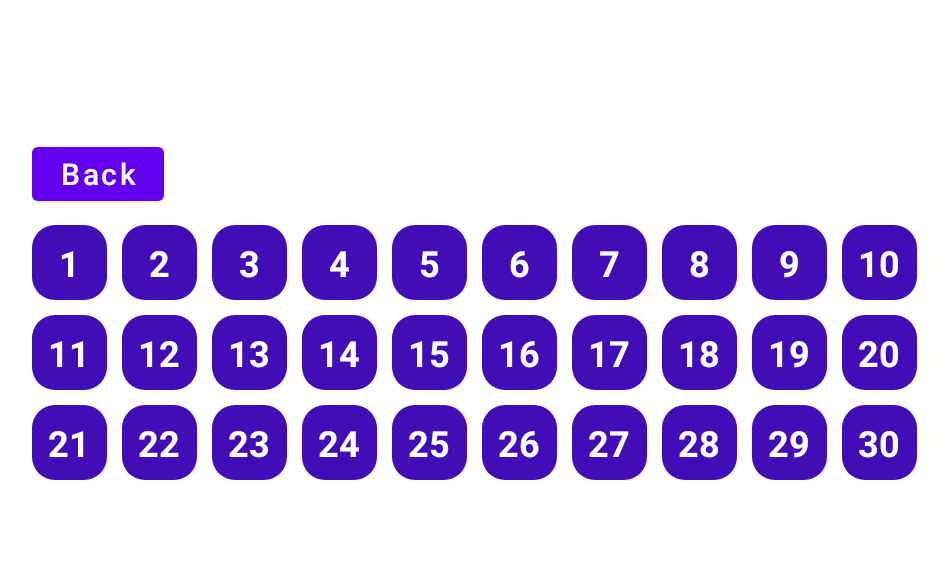
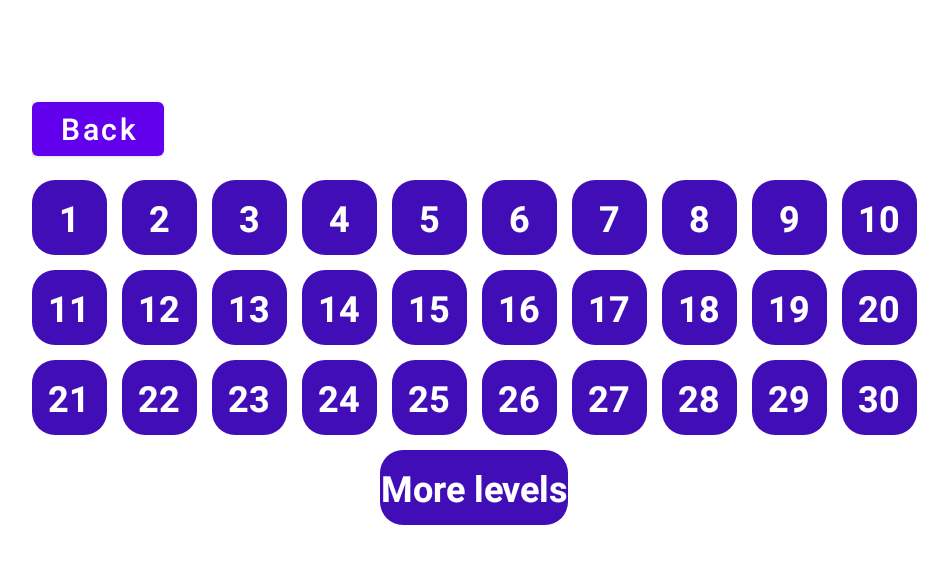
Before and after one commit to Dyaika/FilterGame, an Android app: the LevelsActivity screen opened directly, with no data from a screen before it, on a phone screen of 824 x 412 dp (held sideways). Shown: the top 564 px of the screen, without its empty margins (136-1084 px from the left). Run offline under Robolectric (Android 15) with nearby library versions, the phone set to English and light mode, and no system bars.

Commit message:
добавил активность доп уровней без логики

```diff
--- a/app/src/main/java/com/example/filtergame/LevelsActivity.java
+++ b/app/src/main/java/com/example/filtergame/LevelsActivity.java
@@ -40,7 +40,7 @@ public class LevelsActivity extends AppCompatActivity {
                 }
             }
         });
-        TextView lvl1 = (TextView)findViewById(R.id.textViewHint);
+        TextView lvl1 = (TextView)findViewById(R.id.lvl1);
         lvl1.setOnClickListener(new View.OnClickListener() {
             @Override
             public void onClick(View v) {
@@ -53,6 +53,16 @@ public class LevelsActivity extends AppCompatActivity {
                 }
             }
         });
+        TextView more_levels = (TextView)findViewById(R.id.moreLevels);
+        more_levels.setOnClickListener(v -> {
+            try{
+                Intent more_levels_intent = new Intent(LevelsActivity.this, MoreLevelsActivity.class);
+                startActivity(more_levels_intent);
+                finish();
+            }catch (Exception e){
+
+            }
+        });
         Window window = getWindow();
         window.setFlags(WindowManager.LayoutParams.FLAG_FULLSCREEN, WindowManager.LayoutParams.FLAG_FULLSCREEN);
     }
--- a/app/src/main/res/layout/activity_levels.xml
+++ b/app/src/main/res/layout/activity_levels.xml
@@ -56,7 +56,7 @@
 
 
                         <TextView
-                            android:id="@+id/textViewHint"
+                            android:id="@+id/lvl1"
                             android:layout_width="50dp"
                             android:layout_height="50dp"
                             android:layout_marginRight="10dp"
@@ -68,7 +68,7 @@
                             android:textStyle="bold" />
 
                         <TextView
-                            android:id="@+id/textView2"
+                            android:id="@+id/lvl2"
                             android:layout_width="50dp"
                             android:layout_height="50dp"
                             android:layout_marginRight="10dp"
@@ -80,7 +80,7 @@
                             android:textStyle="bold" />
 
                         <TextView
-                            android:id="@+id/textView3"
+                            android:id="@+id/lvl3"
                             android:layout_width="50dp"
                             android:layout_height="50dp"
                             android:layout_marginRight="10dp"
@@ -92,7 +92,7 @@
                             android:textStyle="bold" />
 
                         <TextView
-                            android:id="@+id/textView4"
+                            android:id="@+id/lvl4"
                             android:layout_width="50dp"
                             android:layout_height="50dp"
                             android:layout_marginRight="10dp"
@@ -104,7 +104,7 @@
                             android:textStyle="bold" />
 
                         <TextView
-                            android:id="@+id/textView5"
+                            android:id="@+id/lvl5"
                             android:layout_width="50dp"
                             android:layout_height="50dp"
                             android:layout_marginRight="10dp"
@@ -116,7 +116,7 @@
                             android:textStyle="bold" />
 
                         <TextView
-                            android:id="@+id/textView6"
+                            android:id="@+id/lvl6"
                             android:layout_width="50dp"
                             android:layout_height="50dp"
                             android:layout_marginRight="10dp"
@@ -128,7 +128,7 @@
                             android:textStyle="bold" />
 
                         <TextView
-                            android:id="@+id/textView7"
+                            android:id="@+id/lvl7"
                             android:layout_width="50dp"
                             android:layout_height="50dp"
                             android:layout_marginRight="10dp"
@@ -140,7 +140,7 @@
                             android:textStyle="bold" />
 
                         <TextView
-                            android:id="@+id/textView8"
+                            android:id="@+id/lvl8"
                             android:layout_width="50dp"
                             android:layout_height="50dp"
                             android:layout_marginRight="10dp"
@@ -152,7 +152,7 @@
                             android:textStyle="bold" />
 
                         <TextView
-                            android:id="@+id/textView9"
+                            android:id="@+id/lvl9"
                             android:layout_width="50dp"
                             android:layout_height="50dp"
                             android:layout_marginRight="10dp"
@@ -164,7 +164,7 @@
                             android:textStyle="bold" />
 
                         <TextView
-                            android:id="@+id/textView10"
+                            android:id="@+id/lvl10"
                             android:layout_width="50dp"
                             android:layout_height="50dp"
                             android:layout_marginRight="10dp"
@@ -184,7 +184,7 @@
                         android:orientation="horizontal">
 
                         <TextView
-                            android:id="@+id/textView11"
+                            android:id="@+id/lvl11"
                             android:layout_width="50dp"
                             android:layout_height="50dp"
                             android:layout_marginRight="10dp"
@@ -196,7 +196,7 @@
                             android:textStyle="bold" />
 
                         <TextView
-                            android:id="@+id/textView12"
+                            android:id="@+id/lvl12"
                             android:layout_width="50dp"
                             android:layout_height="50dp"
                             android:layout_marginRight="10dp"
@@ -208,7 +208,7 @@
                             android:textStyle="bold" />
 
                         <TextView
-                            android:id="@+id/textView13"
+                            android:id="@+id/lvl13"
                             android:layout_width="50dp"
                             android:layout_height="50dp"
                             android:layout_marginRight="10dp"
@@ -220,7 +220,7 @@
                             android:textStyle="bold" />
 
                         <TextView
-                            android:id="@+id/textView14"
+                            android:id="@+id/lvl14"
                             android:layout_width="50dp"
                             android:layout_height="50dp"
                             android:layout_marginRight="10dp"
@@ -232,7 +232,7 @@
                             android:textStyle="bold" />
 
                         <TextView
-                            android:id="@+id/textView15"
+                            android:id="@+id/lvl15"
                             android:layout_width="50dp"
                             android:layout_height="50dp"
                             android:layout_marginRight="10dp"
@@ -244,7 +244,7 @@
                             android:textStyle="bold" />
 
                         <TextView
-                            android:id="@+id/textView16"
+                            android:id="@+id/lvl16"
                             android:layout_width="50dp"
                             android:layout_height="50dp"
                             android:layout_marginRight="10dp"
@@ -256,7 +256,7 @@
                             android:textStyle="bold" />
 
                         <TextView
-                            android:id="@+id/textView17"
+                            android:id="@+id/lvl17"
                             android:layout_width="50dp"
                             android:layout_height="50dp"
                             android:layout_marginRight="10dp"
@@ -268,7 +268,7 @@
                             android:textStyle="bold" />
 
                         <TextView
-                            android:id="@+id/textView18"
+                            android:id="@+id/lvl18"
                             android:layout_width="50dp"
                             android:layout_height="50dp"
                             android:layout_marginRight="10dp"
@@ -280,7 +280,7 @@
                             android:textStyle="bold" />
 
                         <TextView
-                            android:id="@+id/textView19"
+                            android:id="@+id/lvl19"
                             android:layout_width="50dp"
                             android:layout_height="50dp"
                             android:layout_marginRight="10dp"
@@ -292,7 +292,7 @@
                             android:textStyle="bold" />
 
                         <TextView
-                            android:id="@+id/textView20"
+                            android:id="@+id/lvl20"
                             android:layout_width="50dp"
                             android:layout_height="50dp"
                             android:layout_marginRight="10dp"
@@ -312,7 +312,7 @@
                         android:orientation="horizontal">
 
                         <TextView
-                            android:id="@+id/textView21"
+                            android:id="@+id/lvl21"
                             android:layout_width="50dp"
                             android:layout_height="50dp"
                             android:layout_marginRight="10dp"
@@ -324,7 +324,7 @@
                             android:textStyle="bold" />
 
                         <TextView
-                            android:id="@+id/textView22"
+                            android:id="@+id/lvl22"
                             android:layout_width="50dp"
                             android:layout_height="50dp"
                             android:layout_marginRight="10dp"
@@ -336,7 +336,7 @@
                             android:textStyle="bold" />
 
                         <TextView
-                            android:id="@+id/textView23"
+                            android:id="@+id/lvl23"
                             android:layout_width="50dp"
                             android:layout_height="50dp"
                             android:layout_marginRight="10dp"
@@ -348,7 +348,7 @@
                             android:textStyle="bold" />
 
                         <TextView
-                            android:id="@+id/textView24"
+                            android:id="@+id/lvl24"
                             android:layout_width="50dp"
                             android:layout_height="50dp"
                             android:layout_marginRight="10dp"
@@ -360,7 +360,7 @@
                             android:textStyle="bold" />
 
                         <TextView
-                            android:id="@+id/textView25"
+                            android:id="@+id/lvl25"
                             android:layout_width="50dp"
                             android:layout_height="50dp"
                             android:layout_marginRight="10dp"
@@ -372,7 +372,7 @@
                             android:textStyle="bold" />
 
                         <TextView
-                            android:id="@+id/textView26"
+                            android:id="@+id/lvl26"
                             android:layout_width="50dp"
                             android:layout_height="50dp"
                             android:layout_marginRight="10dp"
@@ -384,7 +384,7 @@
                             android:textStyle="bold" />
 
                         <TextView
-                            android:id="@+id/textView27"
+                            android:id="@+id/lvl27"
                             android:layout_width="50dp"
                             android:layout_height="50dp"
                             android:layout_marginRight="10dp"
@@ -396,7 +396,7 @@
                             android:textStyle="bold" />
 
                         <TextView
-                            android:id="@+id/textView28"
+                            android:id="@+id/lvl28"
                             android:layout_width="50dp"
                             android:layout_height="50dp"
                             android:layout_marginRight="10dp"
@@ -408,7 +408,7 @@
                             android:textStyle="bold" />
 
                         <TextView
-                            android:id="@+id/textView29"
+                            android:id="@+id/lvl29"
                             android:layout_width="50dp"
                             android:layout_height="50dp"
                             android:layout_marginRight="10dp"
@@ -420,7 +420,7 @@
                             android:textStyle="bold" />
 
                         <TextView
-                            android:id="@+id/textView30"
+                            android:id="@+id/lvl30"
                             android:layout_width="50dp"
                             android:layout_height="50dp"
                             android:layout_marginRight="10dp"
@@ -431,6 +431,28 @@
                             android:textSize="24sp"
                             android:textStyle="bold" />
                     </LinearLayout>
+
+                    <LinearLayout
+                        android:id="@+id/line4"
+                        android:layout_width="match_parent"
+                        android:layout_height="wrap_content"
+                        android:layout_marginTop="10dp"
+                        android:orientation="horizontal"
+                        android:gravity="center">
+
+                        <TextView
+                            android:id="@+id/moreLevels"
+                            android:layout_width="wrap_content"
+                            android:layout_height="50dp"
+                            android:layout_marginRight="10dp"
+                            android:background="@drawable/button_gamelevels"
+                            android:gravity="center"
+                            android:text="@string/more_levels_button_text"
+                            android:textColor="@color/white"
+                            android:textSize="24sp"
+                            android:textStyle="bold"
+                            />
+                    </LinearLayout>
                 </LinearLayout>
             </ScrollView>
         </LinearLayout>
--- a/app/src/main/res/values/strings.xml
+++ b/app/src/main/res/values/strings.xml
@@ -7,4 +7,7 @@
     <string name="pressAgain_toast_text">!Нажмите ещё раз для выхода</string>
     <string name="pause_button_text" translatable="false">l l</string>
     <string name="hint_button_text" >Hint</string>
+    <string name="more_levels_button_text" >More levels</string>
+    <string name="random_level_button_text" >Generate random level</string>
+    <string name="custom_level_button_text" >Add custom level</string>
 </resources>
```
Also changed, not shown: app/src/main/AndroidManifest.xml (+9 -0 lines), app/src/main/java/com/example/filtergame/MoreLevelsActivity.java (added, +30 -0 lines), app/src/main/res/layout/activity_more_levels.xml (added, +56 -0 lines), app/src/main/res/drawable/metal.jpg (added), 2 other files.
